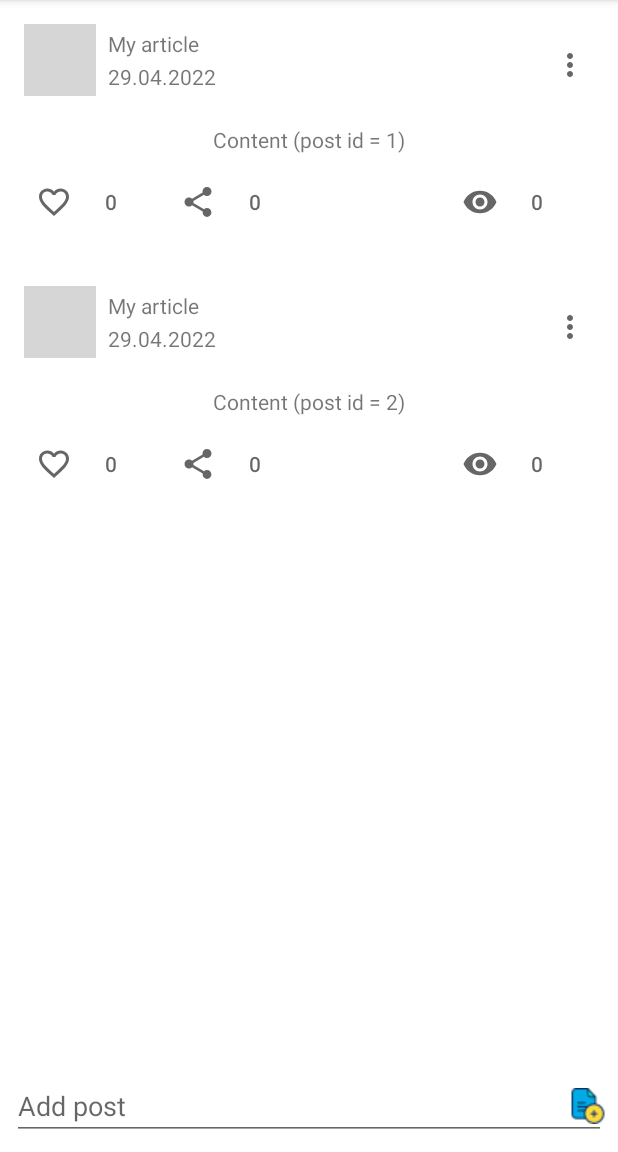
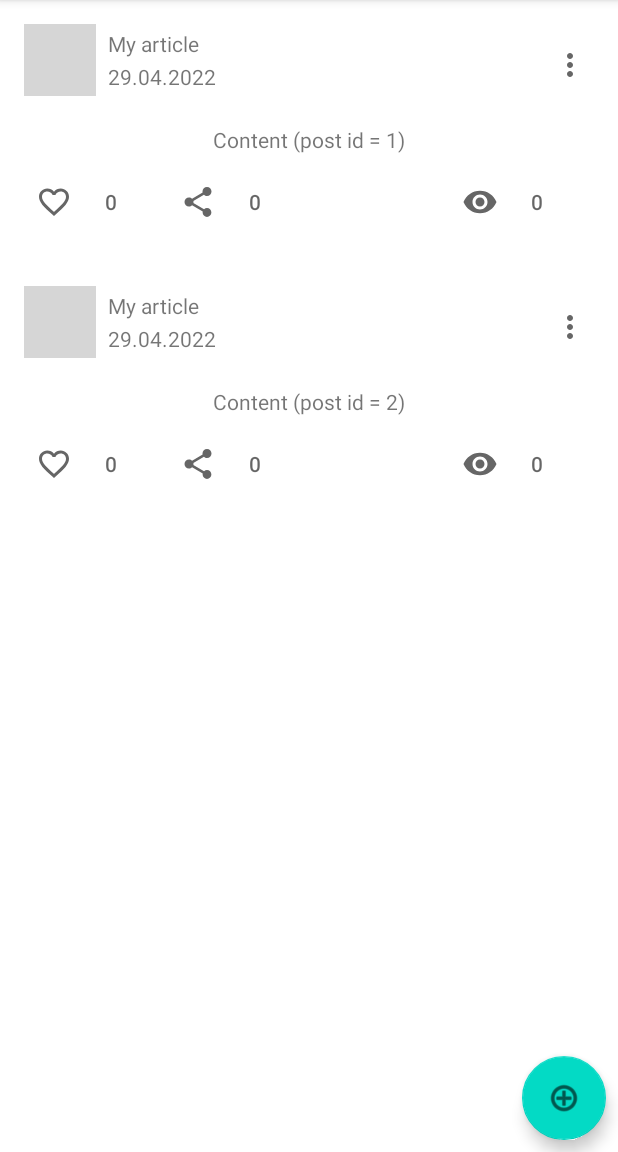
Before and after one commit to Denisshef/NMedia, an Android app: the screen it shows after launch (MainActivity), on a phone screen of 412 x 824 dp, the part 84-1236 px from its top. Run offline under Robolectric (Android 15) with nearby library versions, the phone set to English and light mode, and no system bars; grey boxes are pictures that could not be loaded.

Commit message:
Implementation add post

```diff
--- a/app/src/main/AndroidManifest.xml
+++ b/app/src/main/AndroidManifest.xml
@@ -10,7 +10,9 @@
         android:roundIcon="@mipmap/ic_launcher_round"
         android:supportsRtl="true"
         android:theme="@style/Theme.NMedia">
-
+        <activity
+            android:name=".PostContentActivity"
+            android:exported="false" />
         <activity
             android:name=".MainActivity"
             android:exported="true">
@@ -20,6 +22,6 @@
                 <category android:name="android.intent.category.LAUNCHER" />
             </intent-filter>
         </activity>
+
     </application>
-
 </manifest>
--- a/app/src/main/java/ru/netology/nmedia/MainActivity.kt
+++ b/app/src/main/java/ru/netology/nmedia/MainActivity.kt
@@ -3,6 +3,7 @@ package ru.netology.nmedia
 import androidx.appcompat.app.AppCompatActivity
 import android.os.Bundle
 import android.view.View
+import androidx.activity.result.launch
 import androidx.activity.viewModels
 import ru.netology.nmedia.adapter.PostsAdapter
 import ru.netology.nmedia.databinding.ActivityMainBinding
@@ -25,26 +26,32 @@ class MainActivity : AppCompatActivity() {
             adapter.submitList(posts)
         }
 
-        binding.saveButton.setOnClickListener {
-            viewModel.onSaveButtonClicked(binding.contentEditText.text.toString())
-
-            binding.contentEditText.clearFocus()
-            binding.contentEditText.hideKeyboard()
-            binding.groupCancelEdit.visibility = View.GONE
+        binding.fag.setOnClickListener {
+            viewModel.onAddClicked()
         }
 
-        binding.cancelEdit.setOnClickListener {
-            viewModel.onCancelEdit()
-            binding.groupCancelEdit.visibility = View.GONE
-            binding.contentEditText.text?.clear()
+        val postContentActivityLauncher = registerForActivityResult(
+            PostContentActivity.ResultContract
+        ) { postContent ->
+            postContent ?: return@registerForActivityResult
+            viewModel.onSaveButtonClicked(postContent)
+        }
+        viewModel.navigateToPostContentScreenEvent.observe(this) {
+            postContentActivityLauncher.launch()
         }
 
-        viewModel.currentPost.observe(this) { currentPost ->
-            binding.contentEditText.setText(currentPost?.content)
-            if (currentPost != null) {
-                binding.groupCancelEdit.visibility = View.VISIBLE
-                binding.editMessage.text = currentPost.author
-            }
-        }
+//        binding.cancelEdit.setOnClickListener {
+//            viewModel.onCancelEdit()
+//            binding.groupCancelEdit.visibility = View.GONE
+//            binding.contentEditText.text?.clear()
+//        }
+
+//        viewModel.currentPost.observe(this) { currentPost ->
+//            binding.contentEditText.setText(currentPost?.content)
+//            if (currentPost != null) {
+//                binding.groupCancelEdit.visibility = View.VISIBLE
+//                binding.editMessage.text = currentPost.author
+//            }
+//        }
     }
 }
--- /dev/null
+++ b/app/src/main/java/ru/netology/nmedia/util/SingleLiveEvent.kt
@@ -0,0 +1,70 @@
+/*
+ *  Copyright 2017 Google Inc.
+ *
+ *  Licensed under the Apache License, Version 2.0 (the "License");
+ *  you may not use this file except in compliance with the License.
+ *  You may obtain a copy of the License at
+ *
+ *      http://www.apache.org/licenses/LICENSE-2.0
+ *
+ *  Unless required by applicable law or agreed to in writing, software
+ *  distributed under the License is distributed on an "AS IS" BASIS,
+ *  WITHOUT WARRANTIES OR CONDITIONS OF ANY KIND, either express or implied.
+ *  See the License for the specific language governing permissions and
+ *  limitations under the License.
+ */
+package com.example.myapp
+
+import android.util.Log
+import androidx.annotation.MainThread
+import androidx.lifecycle.LifecycleOwner
+import androidx.lifecycle.MutableLiveData
+import androidx.lifecycle.Observer
+import java.util.concurrent.atomic.AtomicBoolean
+
+/**
+ * A lifecycle-aware observable that sends only new updates after subscription, used for events like
+ * navigation and Snackbar messages.
+ *
+ *
+ * This avoids a common problem with events: on configuration change (like rotation) an update
+ * can be emitted if the observer is active. This LiveData only calls the observable if there's an
+ * explicit call to setValue() or call().
+ *
+ *
+ * Note that only one observer is going to be notified of changes.
+ */
+class SingleLiveEvent<T> : MutableLiveData<T>() {
+    private val mPending = AtomicBoolean(false)
+
+    @MainThread
+    override fun observe(owner: LifecycleOwner, observer: Observer<in T>) {
+        if (hasActiveObservers()) {
+            Log.w(TAG, "Multiple observers registered but only one will be notified of changes.")
+        }
+        // Observe the internal MutableLiveData
+        super.observe(owner, Observer { t ->
+            if (mPending.compareAndSet(true, false)) {
+                observer.onChanged(t)
+            }
+        })
+    }
+
+    @MainThread
+    override fun setValue(t: T?) {
+        mPending.set(true)
+        super.setValue(t)
+    }
+
+    /**
+     * Used for cases where T is Void, to make calls cleaner.
+     */
+    @MainThread
+    fun call() {
+        value = null
+    }
+
+    companion object {
+        private const val TAG = "SingleLiveEvent"
+    }
+}
--- a/app/src/main/java/ru/netology/nmedia/viewModel/PostViewModel.kt
+++ b/app/src/main/java/ru/netology/nmedia/viewModel/PostViewModel.kt
@@ -2,6 +2,7 @@ package ru.netology.nmedia.viewModel
 
 import androidx.lifecycle.MutableLiveData
 import androidx.lifecycle.ViewModel
+import com.example.myapp.SingleLiveEvent
 import ru.netology.nmedia.adapter.PostInteractionListener
 import ru.netology.nmedia.data.Post
 import ru.netology.nmedia.data.PostRepository
@@ -13,7 +14,8 @@ class PostViewModel : ViewModel(), PostInteractionListener {
 
     val data by repository::data
 
-    val currentPost = MutableLiveData<Post?>(null)
+    val navigateToPostContentScreenEvent = SingleLiveEvent<Unit>()
+    private val currentPost = MutableLiveData<Post?>(null)
 
     fun onSaveButtonClicked(content: String) {
         if (content.isBlank()) return
@@ -33,6 +35,10 @@ class PostViewModel : ViewModel(), PostInteractionListener {
         currentPost.value = null
     }
 
+    fun onAddClicked() {
+        navigateToPostContentScreenEvent.call()
+    }
+
     // region PostInteractionListener
 
     override fun onLikeClicked(post: Post) = repository.like(post.id)
--- /dev/null
+++ b/app/src/main/res/drawable/ic_check_24.xml
@@ -0,0 +1,5 @@
+<vector android:height="24dp" android:tint="#FFFFFF"
+    android:viewportHeight="24" android:viewportWidth="24"
+    android:width="24dp" xmlns:android="http://schemas.android.com/apk/res/android">
+    <path android:fillColor="@android:color/white" android:pathData="M9,16.17L4.83,12l-1.42,1.41L9,19 21,7l-1.41,-1.41z"/>
+</vector>
--- a/app/src/main/res/layout/activity_main.xml
+++ b/app/src/main/res/layout/activity_main.xml
@@ -12,94 +12,21 @@
         android:layout_width="match_parent"
         android:layout_height="0dp"
         app:layoutManager="androidx.recyclerview.widget.LinearLayoutManager"
-        app:layout_constraintBottom_toTopOf="@id/barrierRecyclerView"
+        app:layout_constraintBottom_toBottomOf="parent"
         app:layout_constraintTop_toTopOf="parent"
         tools:listitem="@layout/post_view" />
 
-    <androidx.constraintlayout.widget.Barrier
-        android:id="@+id/barrierRecyclerView"
+    <com.google.android.material.floatingactionbutton.FloatingActionButton
+        android:id="@+id/fag"
         android:layout_width="wrap_content"
         android:layout_height="wrap_content"
-        app:barrierDirection="top"
-        app:constraint_referenced_ids="contentEditText, edit_message_title" />
+        android:layout_margin="@dimen/margin_16dp"
+        android:background="@android:color/transparent"
+        android:contentDescription="@string/add_post"
+        android:inputType="textMultiLine"
+        android:src="@android:drawable/ic_menu_add"
+        app:layout_constraintBottom_toBottomOf="parent"
+        app:layout_constraintEnd_toEndOf="parent" />
 
-    <androidx.constraintlayout.widget.Group
-        android:id="@+id/group_cancel_edit"
-        android:layout_width="match_parent"
-        android:layout_height="match_parent"
-        android:visibility="gone"
-        app:constraint_referenced_ids="icon_edit_message_cancel, edit_message_title, edit_message, cancel_edit, line_separator " />
-
-    <androidx.appcompat.widget.AppCompatTextView
-        android:id="@+id/edit_message_title"
-        android:layout_width="0dp"
-        android:layout_height="wrap_content"
-        android:paddingStart="8dp"
-        android:paddingTop="8dp"
-        android:paddingEnd="8dp"
-        android:text="@string/edit_message"
-        android:textColor="#005CB2"
-        android:textStyle="bold"
-        app:layout_constraintBottom_toTopOf="@id/edit_message"
-        app:layout_constraintEnd_toStartOf="@id/cancel_edit"
-        app:layout_constraintStart_toEndOf="@id/icon_edit_message_cancel" />
-
-    <androidx.appcompat.widget.AppCompatTextView
-        android:id="@+id/edit_message"
-        android:layout_width="0dp"
-        android:layout_height="wrap_content"
-        android:paddingStart="8dp"
-        android:paddingEnd="8dp"
-        app:layout_constraintBottom_toTopOf="@id/contentEditText"
-        app:layout_constraintEnd_toStartOf="@id/cancel_edit"
-        app:layout_constraintStart_toEndOf="@id/icon_edit_message_cancel"
-        tools:text="Text message" />
-
-    <androidx.appcompat.widget.AppCompatEditText
-        android:id="@+id/contentEditText"
-        android:layout_width="match_parent"
-        android:layout_height="wrap_content"
-        android:layout_margin="8dp"
-        android:hint="@string/add_post"
-        app:layout_constraintBottom_toBottomOf="parent" />
-
-    <androidx.appcompat.widget.AppCompatImageButton
-        android:id="@+id/saveButton"
-        android:layout_width="24dp"
-        android:layout_height="24dp"
-        android:background="@android:color/transparent"
-        android:inputType="textMultiLine"
-        android:src="@drawable/add_file_24"
-        app:layout_constraintBottom_toBottomOf="@id/contentEditText"
-        app:layout_constraintEnd_toEndOf="@id/contentEditText"
-        app:layout_constraintTop_toTopOf="@id/contentEditText" />
-
-    <View
-        android:id="@+id/line_separator"
-        android:layout_width="match_parent"
-        android:layout_height="1dp"
-        android:layout_marginTop="4dp"
-        android:background="#c2c2c2"
-        app:layout_constraintTop_toBottomOf="@id/edit_message" />
-
-    <androidx.appcompat.widget.AppCompatImageView
-        android:id="@+id/icon_edit_message_cancel"
-        android:layout_width="wrap_content"
-        android:layout_height="wrap_content"
-        android:src="@drawable/ic_edit_32"
-        app:layout_constraintBottom_toBottomOf="@id/edit_message"
-        app:layout_constraintStart_toStartOf="parent"
-        app:layout_constraintTop_toBottomOf="@id/barrierRecyclerView" />
-
-    <androidx.appcompat.widget.AppCompatImageButton
-        android:id="@+id/cancel_edit"
-        android:layout_width="wrap_content"
-        android:layout_height="wrap_content"
-        android:layout_margin="8dp"
-
-        android:src="@drawable/ic_cancel_24"
-        app:layout_constraintBottom_toBottomOf="@id/edit_message"
-        app:layout_constraintEnd_toEndOf="parent"
-        app:layout_constraintTop_toBottomOf="@id/barrierRecyclerView" />
 
 </androidx.constraintlayout.widget.ConstraintLayout>
--- a/app/src/main/res/values/strings.xml
+++ b/app/src/main/res/values/strings.xml
@@ -7,4 +7,6 @@
     <string name="add_post">Add post</string>
     <string name="edit">Edit</string>
     <string name="edit_message">Edit Message</string>
+    <string name="new_edit_post">new edit post</string>
+    <string name="hint_new_edit_post">Enter content post</string>
 </resources>
--- a/build.gradle
+++ b/build.gradle
@@ -2,7 +2,7 @@
 plugins {
     id 'com.android.application' version '7.2.0' apply false
     id 'com.android.library' version '7.2.0' apply false
-    id 'org.jetbrains.kotlin.android' version '1.6.20' apply false
+    id 'org.jetbrains.kotlin.android' version '1.6.21' apply false
 }
 
 task clean(type: Delete) {
```
Also changed, not shown: app/src/main/java/ru/netology/nmedia/PostContentActivity.kt (added, +45 -0 lines), app/src/main/res/layout/activity_post_content.xml (added, +34 -0 lines), 1 other file.
